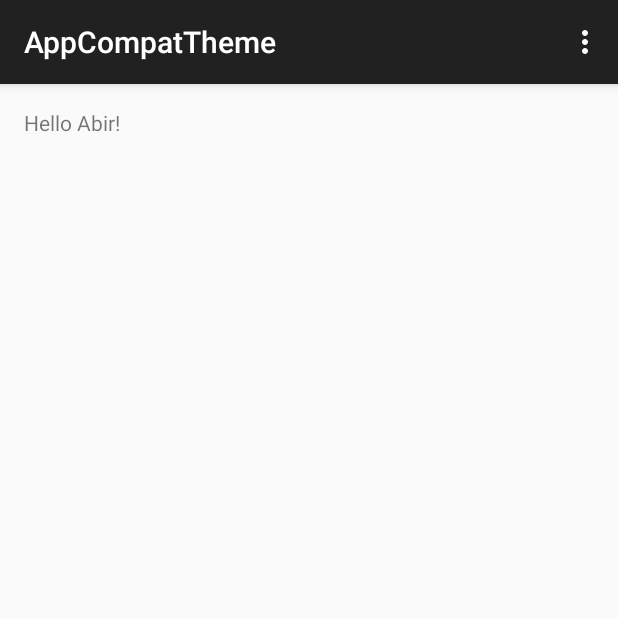
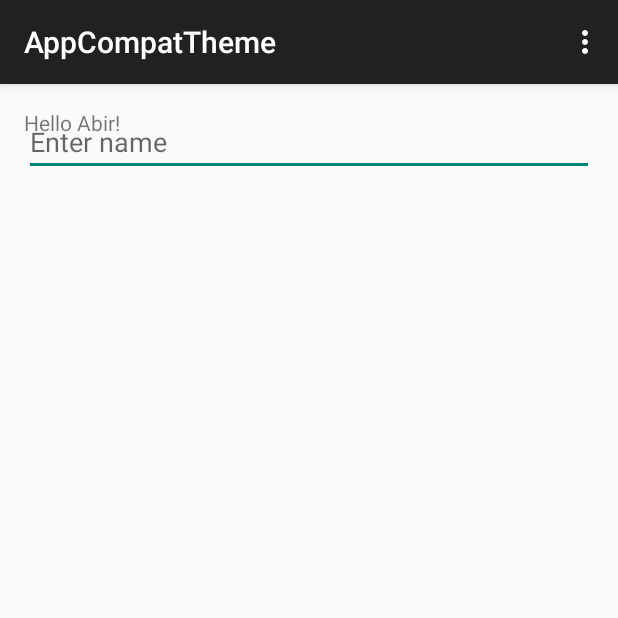
Before and after one commit to shoaibk/Android-Patterns, an Android app: the screen it shows after launch (MainActivity), on a phone screen of 412 x 824 dp, the top half of it. Run offline under Robolectric (Android 15) with nearby library versions, the phone set to English and light mode, and no system bars.

Commit message:
Add edittext

```diff
--- a/Projects/AppCompatTheme/app/src/main/res/layout/fragment_main.xml
+++ b/Projects/AppCompatTheme/app/src/main/res/layout/fragment_main.xml
@@ -13,4 +13,9 @@
         android:layout_height="wrap_content"
         android:text="@string/hello_world" />
 
+    <EditText
+        android:layout_width="match_parent"
+        android:layout_height="wrap_content"
+        android:hint="Enter name"/>
+
 </RelativeLayout>
```
